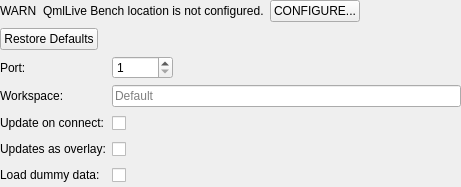
First picture: the form in src/plugins/mer/merrunconfigurationaspectqmllivedetailswidget.ui, repository sailfishos/sailfish-qtcreator, before the edit.
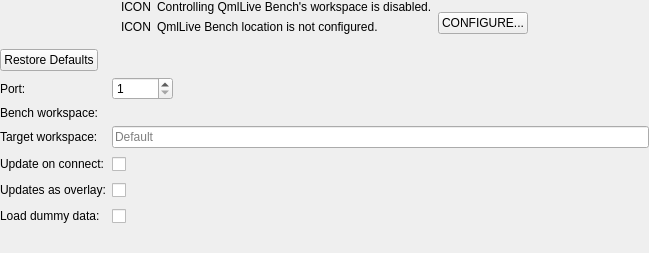
Second picture: the form after the edit. Custom widgets are drawn as their Qt base class.

Commit message:
Mer: Allow to set custom QmlLive Bench workspace
By default it is the root project directory.

Diff of the .ui file:
```diff
--- a/src/plugins/mer/merrunconfigurationaspectqmllivedetailswidget.ui
+++ b/src/plugins/mer/merrunconfigurationaspectqmllivedetailswidget.ui
@@ -6,8 +6,8 @@
    <rect>
     <x>0</x>
     <y>0</y>
-    <width>461</width>
-    <height>187</height>
+    <width>649</width>
+    <height>253</height>
    </rect>
   </property>
   <property name="windowTitle">
@@ -26,8 +26,8 @@
    <property name="bottomMargin">
     <number>0</number>
    </property>
-   <item>
-    <widget class="QWidget" name="warningWidget" native="true">
+   <item alignment="Qt::AlignHCenter">
+    <widget class="QWidget" name="infoWidget" native="true">
      <property name="sizePolicy">
       <sizepolicy hsizetype="Preferred" vsizetype="Fixed">
        <horstretch>0</horstretch>
@@ -45,54 +45,65 @@
        <number>0</number>
       </property>
       <property name="bottomMargin">
-       <number>0</number>
+       <number>9</number>
       </property>
       <item>
-       <widget class="QLabel" name="warningIconLabel">
-        <property name="sizePolicy">
-         <sizepolicy hsizetype="Fixed" vsizetype="Preferred">
-          <horstretch>0</horstretch>
-          <verstretch>0</verstretch>
-         </sizepolicy>
-        </property>
-        <property name="text">
-         <string>WARN</string>
-        </property>
-       </widget>
+       <layout class="QFormLayout" name="formLayout_2">
+        <item row="1" column="1">
+         <widget class="QLabel" name="noBenchLabel">
+          <property name="sizePolicy">
+           <sizepolicy hsizetype="Preferred" vsizetype="Fixed">
+            <horstretch>0</horstretch>
+            <verstretch>0</verstretch>
+           </sizepolicy>
+          </property>
+          <property name="text">
+           <string>QmlLive Bench location is not configured.</string>
+          </property>
+         </widget>
+        </item>
+        <item row="0" column="1">
+         <widget class="QLabel" name="noControlWorkspaceLabel">
+          <property name="text">
+           <string>Controlling QmlLive Bench's workspace is disabled.</string>
+          </property>
+         </widget>
+        </item>
+        <item row="1" column="0">
+         <widget class="QLabel" name="noBenchIconLabel">
+          <property name="sizePolicy">
+           <sizepolicy hsizetype="Fixed" vsizetype="Preferred">
+            <horstretch>0</horstretch>
+            <verstretch>0</verstretch>
+           </sizepolicy>
+          </property>
+          <property name="text">
+           <string>ICON</string>
+          </property>
+         </widget>
+        </item>
+        <item row="0" column="0">
+         <widget class="QLabel" name="noControlWorkspaceIconLabel">
+          <property name="text">
+           <string>ICON</string>
+          </property>
+         </widget>
+        </item>
+       </layout>
       </item>
-      <item>
-       <widget class="QLabel" name="warningLabel">
-        <property name="sizePolicy">
-         <sizepolicy hsizetype="Preferred" vsizetype="Fixed">
-          <horstretch>0</horstretch>
-          <verstretch>0</verstretch>
-         </sizepolicy>
-        </property>
-        <property name="text">
-         <string>QmlLive Bench location is not configured.</string>
-        </property>
-       </widget>
-      </item>
-      <item>
+      <item alignment="Qt::AlignBottom">
        <widget class="QPushButton" name="configureButton">
+        <property name="sizePolicy">
+         <sizepolicy hsizetype="Minimum" vsizetype="Fixed">
+          <horstretch>0</horstretch>
+          <verstretch>0</verstretch>
+         </sizepolicy>
+        </property>
         <property name="text">
          <string>CONFIGURE...</string>
         </property>
        </widget>
       </item>
-      <item>
-       <spacer name="horizontalSpacer">
-        <property name="orientation">
-         <enum>Qt::Horizontal</enum>
-        </property>
-        <property name="sizeHint" stdset="0">
-         <size>
-          <width>40</width>
-          <height>20</height>
-         </size>
-        </property>
-       </spacer>
-      </item>
      </layout>
     </widget>
    </item>
@@ -134,15 +145,15 @@
        </property>
       </widget>
      </item>
-     <item row="1" column="0">
+     <item row="2" column="0">
       <widget class="QLabel" name="label_2">
        <property name="text">
-        <string>Workspace:</string>
+        <string>Target workspace:</string>
        </property>
       </widget>
      </item>
-     <item row="1" column="1">
-      <widget class="QLineEdit" name="workspace">
+     <item row="2" column="1">
+      <widget class="QLineEdit" name="targetWorkspace">
        <property name="toolTip">
         <string>Defaults to application's shared data directory. Relative path will be resolved relative to application's shared data directory with SailfishApp::pathTo().</string>
        </property>
@@ -151,52 +162,74 @@
        </property>
       </widget>
      </item>
-     <item row="2" column="0">
+     <item row="3" column="0">
       <widget class="QLabel" name="label_3">
        <property name="text">
         <string>Update on connect:</string>
        </property>
       </widget>
      </item>
-     <item row="2" column="1">
+     <item row="3" column="1">
       <widget class="QCheckBox" name="updateOnConnect">
        <property name="text">
         <string> </string>
        </property>
       </widget>
      </item>
-     <item row="3" column="0">
+     <item row="4" column="0">
       <widget class="QLabel" name="label_4">
        <property name="text">
         <string>Updates as overlay:</string>
        </property>
       </widget>
      </item>
-     <item row="3" column="1">
+     <item row="4" column="1">
       <widget class="QCheckBox" name="updatesAsOverlay">
        <property name="text">
         <string> </string>
        </property>
       </widget>
      </item>
-     <item row="4" column="0">
+     <item row="5" column="0">
       <widget class="QLabel" name="label_5">
        <property name="text">
         <string>Load dummy data:</string>
        </property>
       </widget>
      </item>
-     <item row="4" column="1">
+     <item row="5" column="1">
       <widget class="QCheckBox" name="loadDummyData">
        <property name="text">
         <string> </string>
        </property>
       </widget>
      </item>
+     <item row="1" column="0">
+      <widget class="QLabel" name="label_6">
+       <property name="text">
+        <string>Bench workspace:</string>
+       </property>
+      </widget>
+     </item>
+     <item row="1" column="1">
+      <widget class="Utils::PathChooser" name="benchWorkspace" native="true"/>
+     </item>
     </layout>
    </item>
   </layout>
  </widget>
+ <customwidgets>
+  <customwidget>
+   <class>Utils::PathChooser</class>
+   <extends>QWidget</extends>
+   <header location="global">utils/pathchooser.h</header>
+   <container>1</container>
+   <slots>
+    <signal>editingFinished()</signal>
+    <signal>browsingFinished()</signal>
+   </slots>
+  </customwidget>
+ </customwidgets>
  <resources/>
  <connections/>
 </ui>
```
The commit also changes 7 other files.
